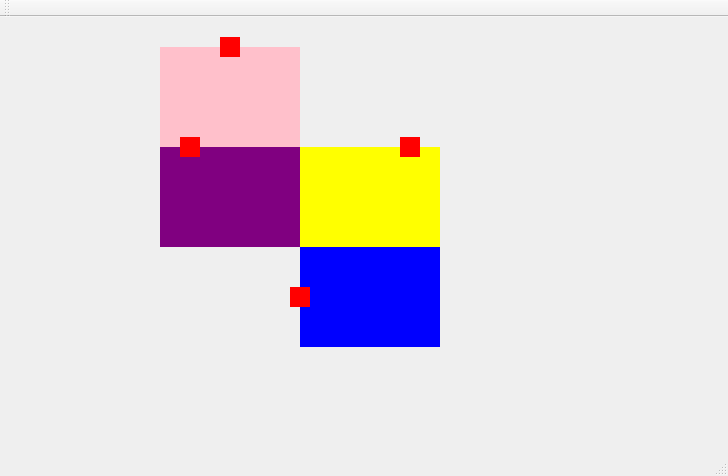
This is TrabalhoTrem/mainwindow.ui in thaislins/Trabalho-Final-SO as Qt 5 draws it before an edit. The edited form follows.
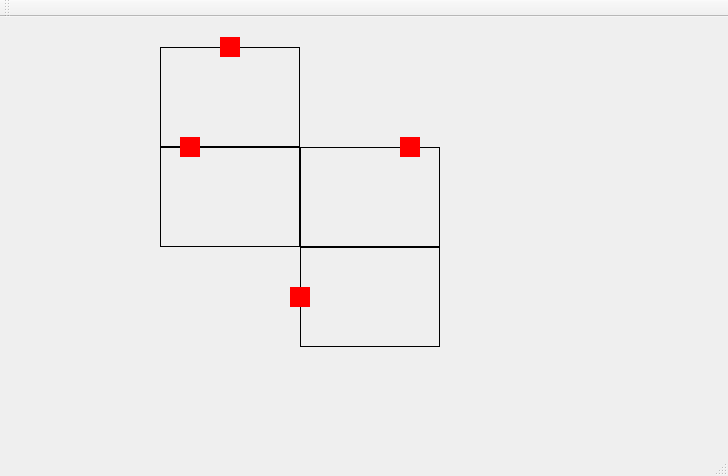
This is the edited form.

```diff
--- a/TrabalhoTrem/mainwindow.ui
+++ b/TrabalhoTrem/mainwindow.ui
@@ -24,7 +24,8 @@
      </rect>
     </property>
     <property name="styleSheet">
-     <string notr="true">background-color: purple</string>
+     <string notr="true">background-color: transparent;
+border: 1px solid black</string>
     </property>
     <property name="text">
      <string/>
@@ -56,7 +57,8 @@
      </rect>
     </property>
     <property name="styleSheet">
-     <string notr="true">background-color: pink</string>
+     <string notr="true">background-color: transparent;
+border: 1px solid black</string>
     </property>
     <property name="text">
      <string/>
@@ -72,9 +74,8 @@
      </rect>
     </property>
     <property name="styleSheet">
-     <string notr="true">background-color:yellow
-
-</string>
+     <string notr="true">background-color: transparent;
+border: 1px solid black</string>
     </property>
     <property name="text">
      <string/>
@@ -90,7 +91,8 @@
      </rect>
     </property>
     <property name="styleSheet">
-     <string notr="true">background-color: blue</string>
+     <string notr="true">background-color: transparent;
+border: 1px solid black</string>
     </property>
     <property name="text">
      <string/>
```
Left out of the diff: 3 changed lines with no effect on the pictures.
